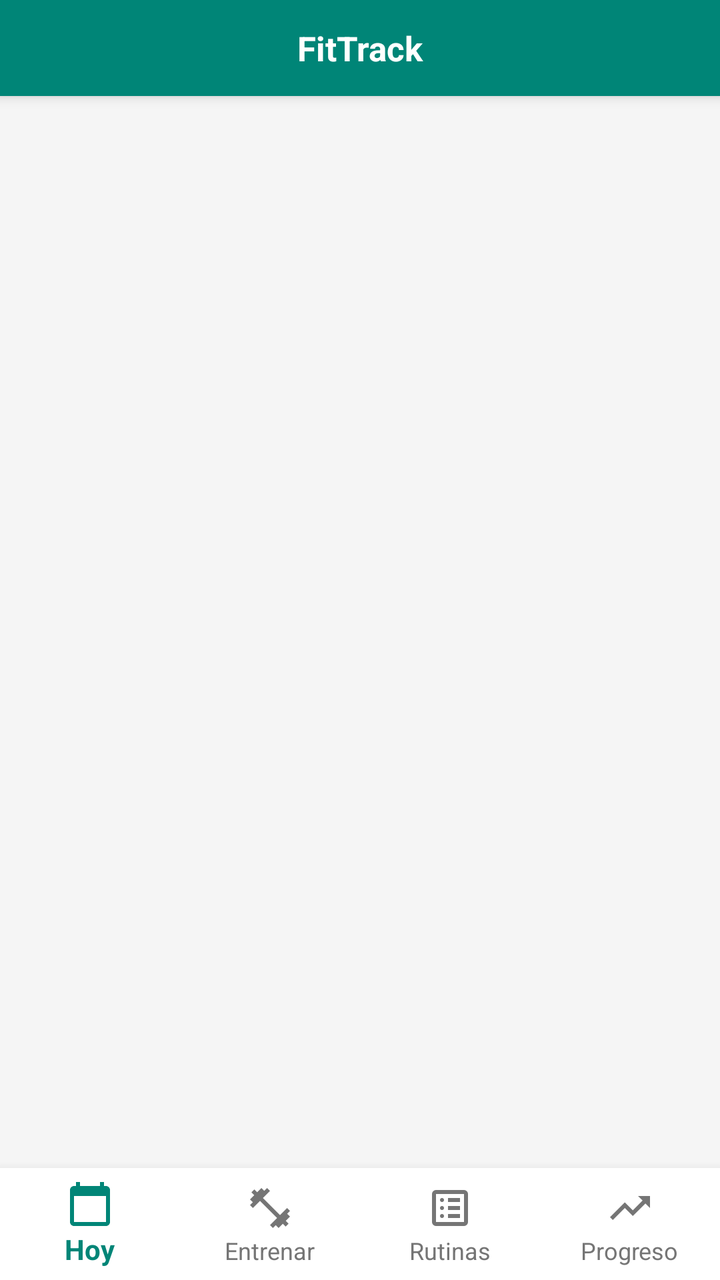
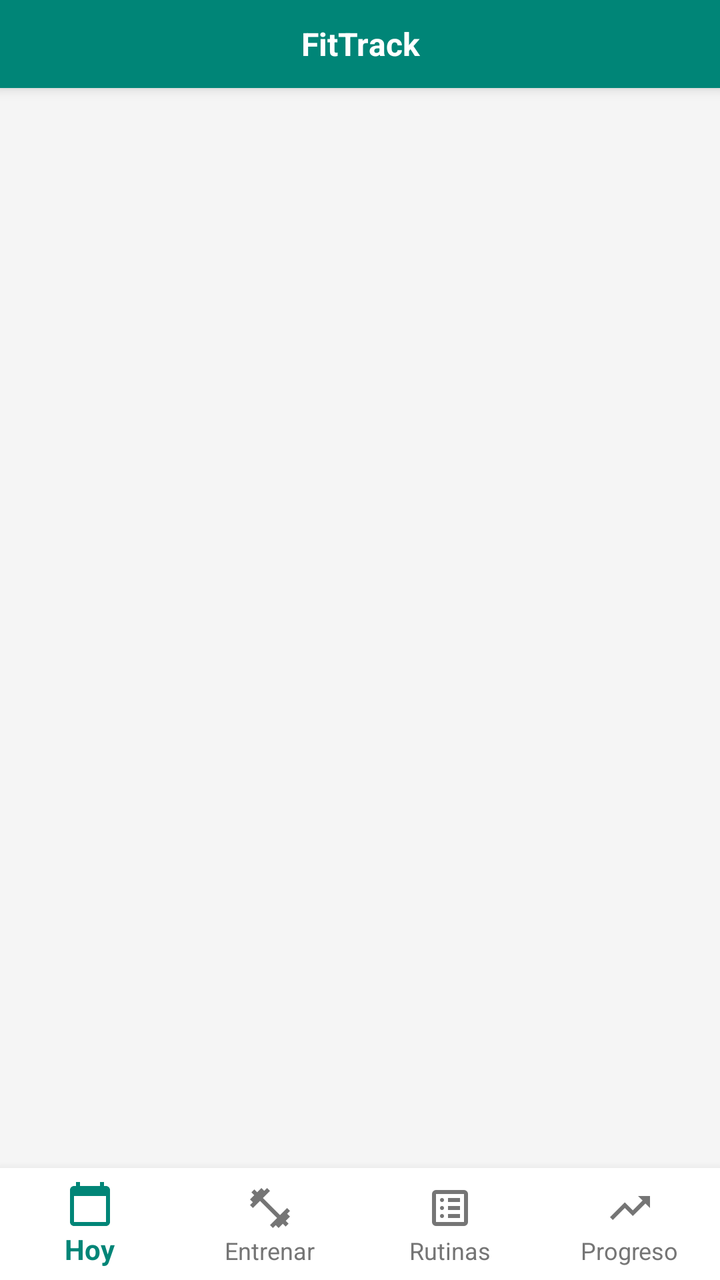

Compare the two renders of this Android layout. The source of the first and the diff that turns it into the second are given below.
<!-- AndroidManifest.xml: application theme Theme.FitTrackAndroid -->
<!-- res/layout/activity_main.xml -->
<?xml version="1.0" encoding="utf-8"?>
<LinearLayout xmlns:android="http://schemas.android.com/apk/res/android"
    xmlns:app="http://schemas.android.com/apk/res-auto"
    android:id="@+id/layoutPrincipal"
    android:layout_width="match_parent"
    android:layout_height="match_parent"
    android:fitsSystemWindows="true"
    android:orientation="vertical">

    
    <TextView
        android:id="@+id/tvToolbarTituloMain"
        android:layout_width="match_parent"
        android:layout_height="48dp"
        android:background="@color/colorPrimary"
        android:elevation="4dp"
        android:gravity="center"
        android:paddingHorizontal="@dimen/spacing_md"
        android:text="@string/tvToolbarTituloMain"
        android:textColor="@color/colorOnPrimary"
        android:textSize="17sp"
        android:textStyle="bold" />

    
    <FrameLayout
        android:id="@+id/fragmentContainer"
        android:layout_width="match_parent"
        android:layout_height="0dp"
        android:layout_weight="1" />

    
    <com.google.android.material.bottomnavigation.BottomNavigationView
        android:id="@+id/bottomNavigation"
        android:layout_width="match_parent"
        android:layout_height="wrap_content"
        android:background="@color/colorSurface"
        app:labelVisibilityMode="labeled"
        app:itemIconTint="@color/bottom_nav_item_color"
        app:itemTextColor="@color/bottom_nav_item_color"
        app:menu="@menu/bottom_navigation_menu" />
</LinearLayout>
<!-- resources referenced by this layout -->
<resources>
  <color name="colorOnPrimary">#FFFFFFFF</color>
  <color name="colorPrimary">#008577</color>
  <color name="colorSurface">#FFFFFFFF</color>
  <dimen name="spacing_md">12dp</dimen>
  <string name="tvToolbarTituloMain">FitTrack</string>
  <style name="Theme.FitTrackAndroid" parent="Base.Theme.FitTrackAndroid" />
  <style name="Base.Theme.FitTrackAndroid" parent="Theme.AppCompat.Light.NoActionBar">
          <item name="android:windowBackground">@color/colorBackground</item>
          <item name="android:statusBarColor">@color/colorPrimaryDark</item>
          <item name="android:navigationBarColor">@color/black</item>
          <item name="android:windowLightStatusBar">false</item>
          <item name="android:colorAccent">@color/colorPrimary</item>
          <item name="colorPrimary">@color/colorPrimary</item>
          <item name="colorPrimaryDark">@color/colorPrimaryDark</item>
          <item name="colorAccent">@color/colorActionConfirm</item>
      </style>
  <color name="colorBackground">#F5F5F5</color>
  <color name="colorPrimaryDark">#00574B</color>
  <color name="black">#FF000000</color>
  <color name="colorActionConfirm">#03DAC5</color>
</resources>

<!-- the commit's change to res/layout/activity_main.xml (unified diff, before → after) -->
@@ -11,14 +11,14 @@
     <TextView
         android:id="@+id/tvToolbarTituloMain"
         android:layout_width="match_parent"
-        android:layout_height="48dp"
+        android:layout_height="44dp"
         android:background="@color/colorPrimary"
         android:elevation="4dp"
         android:gravity="center"
         android:paddingHorizontal="@dimen/spacing_md"
         android:text="@string/tvToolbarTituloMain"
         android:textColor="@color/colorOnPrimary"
-        android:textSize="17sp"
+        android:textSize="16sp"
         android:textStyle="bold" />
 
     
@@ -26,7 +26,8 @@
         android:id="@+id/fragmentContainer"
         android:layout_width="match_parent"
         android:layout_height="0dp"
-        android:layout_weight="1" />
+        android:layout_weight="1"
+        android:gravity="center_vertical" />
 
     
     <com.google.android.material.bottomnavigation.BottomNavigationView
